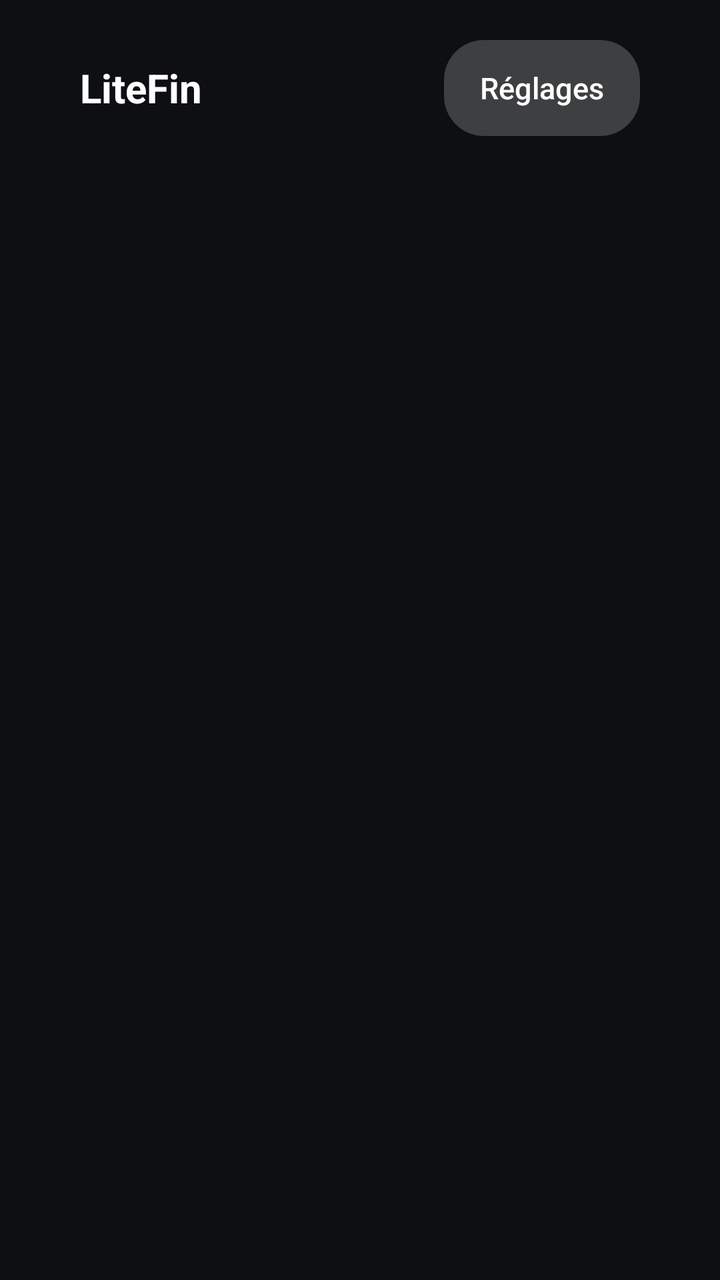
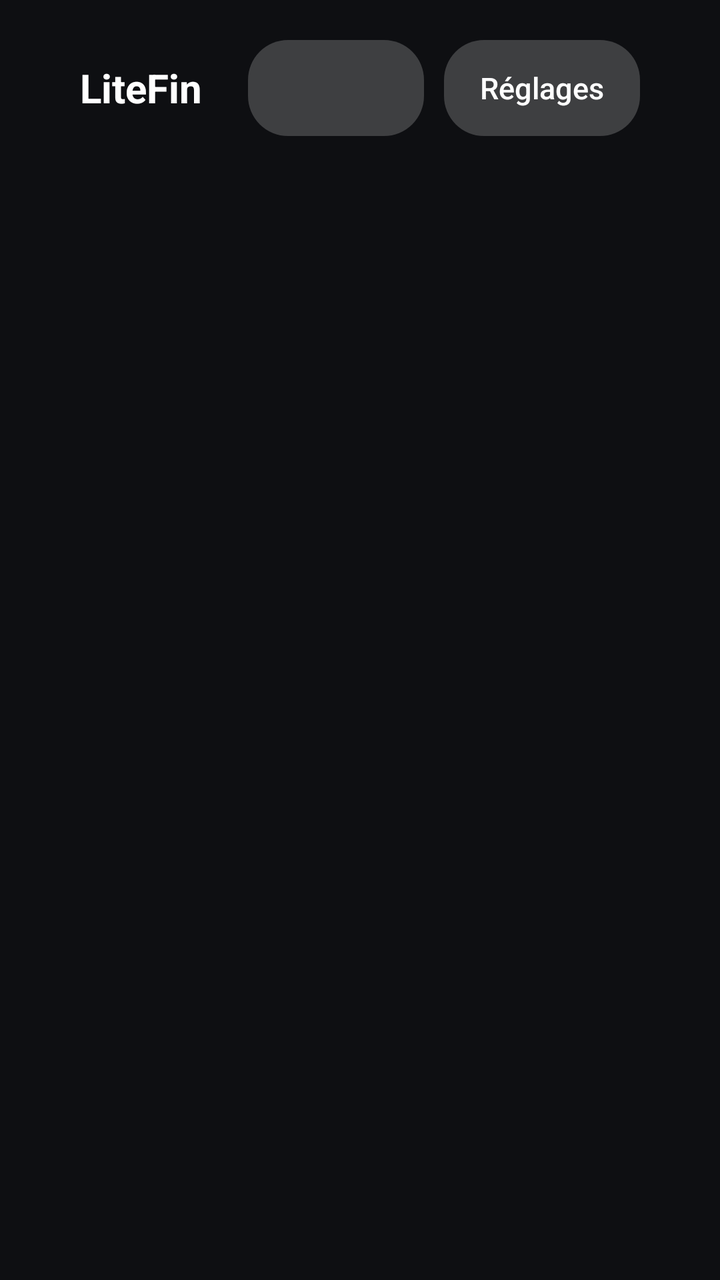

The first picture is an Android layout as it rendered before a commit; the second is the same layout after the commit. The layout source and the unified diff follow.
<!-- AndroidManifest.xml: application theme AppTheme -->
<!-- res/layout/activity_home.xml -->
<?xml version="1.0" encoding="utf-8"?>
<LinearLayout xmlns:android="http://schemas.android.com/apk/res/android"
    android:layout_width="match_parent"
    android:layout_height="match_parent"
    android:orientation="vertical"
    android:paddingStart="40dp"
    android:paddingTop="20dp">

    <LinearLayout android:id="@+id/header" android:layout_width="match_parent" android:layout_height="wrap_content"
        android:orientation="horizontal" android:gravity="center_vertical">
        <TextView style="@style/Title" android:layout_width="wrap_content"
            android:layout_height="wrap_content" android:text="LiteFin" />
        <TextView android:id="@+id/user" android:layout_width="0dp" android:layout_weight="1"
            android:layout_height="wrap_content" android:layout_marginStart="14dp" android:textColor="@color/text2"
            android:textSize="16sp" />
        <Button android:id="@+id/settings" style="@style/Btn" android:layout_marginEnd="40dp" android:text="Réglages" />
    </LinearLayout>

    <TextView android:id="@+id/status" android:layout_width="wrap_content" android:layout_height="wrap_content"
        android:layout_marginTop="12dp" android:textColor="@color/text2" android:visibility="gone" />

    <androidx.recyclerview.widget.RecyclerView android:id="@+id/rows" android:layout_width="match_parent"
        android:layout_height="match_parent" android:clipToPadding="false" android:paddingBottom="40dp" />
</LinearLayout>
<!-- resources referenced by this layout -->
<resources>
  <color name="text2">#FFA8ABB3</color>
  <style name="Btn">
          <item name="android:layout_width">wrap_content</item>
          <item name="android:layout_height">wrap_content</item>
          <item name="android:background">@drawable/btn_bg</item>
          <item name="android:textColor">@color/btn_text</item>
          <item name="android:textSize">15sp</item>
          <item name="android:paddingStart">18dp</item>
          <item name="android:paddingEnd">18dp</item>
          <item name="android:paddingTop">8dp</item>
          <item name="android:paddingBottom">8dp</item>
          <item name="android:layout_marginEnd">10dp</item>
          <item name="android:focusable">true</item>
          <item name="android:stateListAnimator">@null</item>
          <item name="android:textAllCaps">false</item>
          <item name="android:singleLine">true</item>
      </style>
  <style name="Title">
          <item name="android:textColor">@android:color/white</item>
          <item name="android:textSize">20sp</item>
          <item name="android:textStyle">bold</item>
      </style>
  <style name="AppTheme" parent="@android:style/Theme.DeviceDefault.NoActionBar">
          <item name="android:windowBackground">@color/bg</item>
          <item name="android:colorAccent">@color/accent</item>
          <item name="android:windowAnimationStyle">@null</item>
          <item name="android:windowContentTransitions">false</item>
      </style>
  <!-- drawable btn_bg (drawable) -->
  <?xml version="1.0" encoding="utf-8"?>
  <selector xmlns:android="http://schemas.android.com/apk/res/android">
      <item android:state_focused="true">
          <shape><solid android:color="@android:color/white" /><corners android:radius="20dp" /></shape>
      </item>
      <item android:state_activated="true">
          <shape><solid android:color="@color/accent" /><corners android:radius="20dp" /></shape>
      </item>
      <item>
          <shape><solid android:color="#33FFFFFF" /><corners android:radius="20dp" /></shape>
      </item>
  </selector>
  <color name="bg">#FF0E0F12</color>
  <color name="accent">#FF00A4DC</color>
</resources>

<!-- the commit's change to res/layout/activity_home.xml (unified diff, before → after) -->
@@ -10,9 +10,8 @@
         android:orientation="horizontal" android:gravity="center_vertical">
         <TextView style="@style/Title" android:layout_width="wrap_content"
             android:layout_height="wrap_content" android:text="LiteFin" />
-        <TextView android:id="@+id/user" android:layout_width="0dp" android:layout_weight="1"
-            android:layout_height="wrap_content" android:layout_marginStart="14dp" android:textColor="@color/text2"
-            android:textSize="16sp" />
+        <View android:layout_width="0dp" android:layout_height="1dp" android:layout_weight="1" />
+        <Button android:id="@+id/user" style="@style/Btn" />
         <Button android:id="@+id/settings" style="@style/Btn" android:layout_marginEnd="40dp" android:text="Réglages" />
     </LinearLayout>
 
